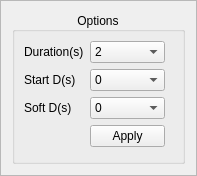
Before: the Qt Designer form ui/optionsframe.ui in eshenhu/QtDemo, drawn with Qt 5.
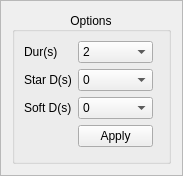
After: the same form once the commit is applied.

Diff of the .ui file:
```diff
--- a/ui/optionsframe.ui
+++ b/ui/optionsframe.ui
@@ -6,7 +6,7 @@
    <rect>
     <x>0</x>
     <y>0</y>
-    <width>197</width>
+    <width>183</width>
     <height>176</height>
    </rect>
   </property>
@@ -25,8 +25,8 @@
   <property name="frameShadow">
    <enum>QFrame::Raised</enum>
   </property>
-  <layout class="QVBoxLayout" name="verticalLayout">
-   <item>
+  <layout class="QGridLayout" name="gridLayout">
+   <item row="0" column="0">
     <widget class="QGroupBox" name="groupBox">
      <property name="sizePolicy">
       <sizepolicy hsizetype="Preferred" vsizetype="Preferred">
@@ -41,9 +41,6 @@
       <set>Qt::AlignCenter</set>
      </property>
      <layout class="QFormLayout" name="formLayout">
-      <property name="labelAlignment">
-       <set>Qt::AlignLeading|Qt::AlignLeft|Qt::AlignVCenter</set>
-      </property>
       <item row="0" column="0">
        <widget class="QLabel" name="label">
         <property name="minimumSize">
@@ -62,7 +59,7 @@
          <enum>Qt::LeftToRight</enum>
         </property>
         <property name="text">
-         <string>Duration(s)</string>
+         <string>Dur(s)</string>
         </property>
        </widget>
       </item>
@@ -128,7 +125,7 @@
          </size>
         </property>
         <property name="text">
-         <string>Start D(s)</string>
+         <string>Star D(s)</string>
         </property>
        </widget>
       </item>
@@ -242,19 +239,6 @@
         </property>
        </widget>
       </item>
-      <item row="3" column="0">
-       <spacer name="horizontalSpacer">
-        <property name="orientation">
-         <enum>Qt::Horizontal</enum>
-        </property>
-        <property name="sizeHint" stdset="0">
-         <size>
-          <width>40</width>
-          <height>20</height>
-         </size>
-        </property>
-       </spacer>
-      </item>
      </layout>
     </widget>
    </item>
```
